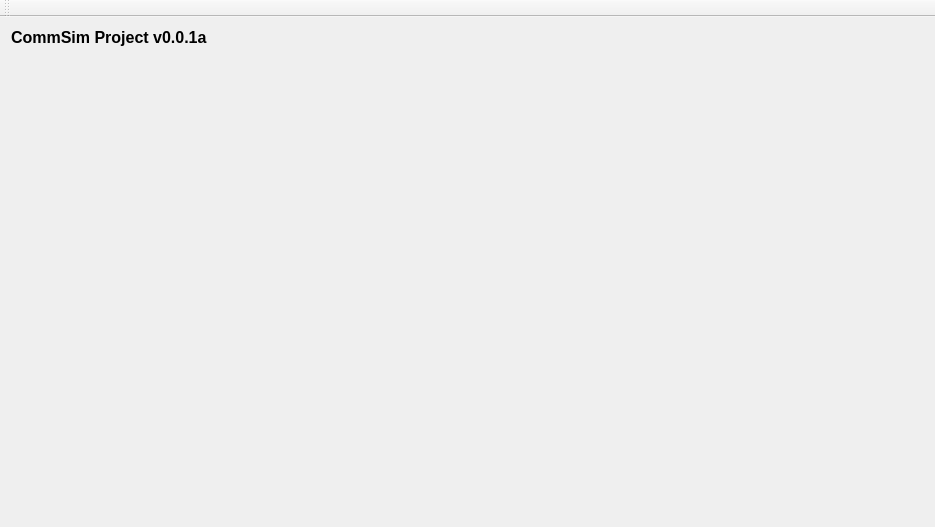
The window that CommSimCpp/mainwindow.ui (ShadowsHax/CommSim) describes before a commit, drawn with Qt 5.
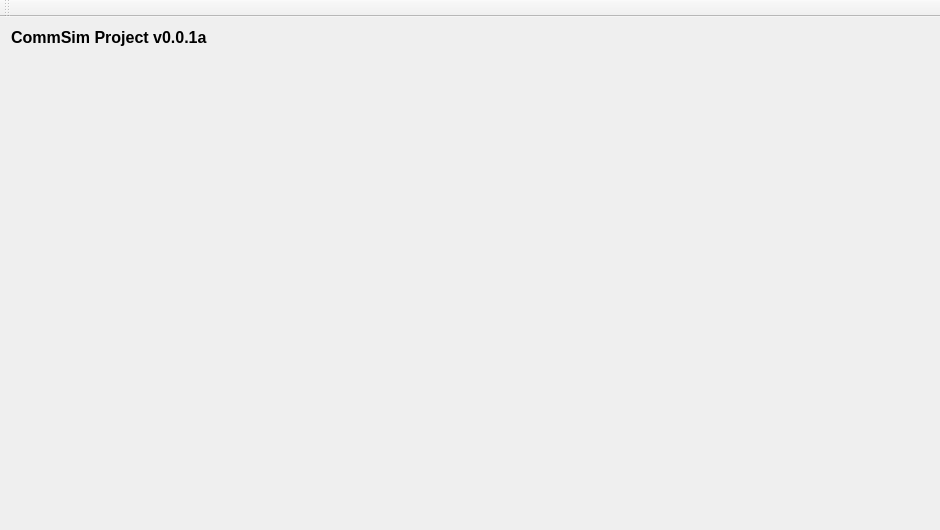
The same window after the commit.

Patch:
```diff
--- a/CommSimCpp/mainwindow.ui
+++ b/CommSimCpp/mainwindow.ui
@@ -6,8 +6,8 @@
    <rect>
     <x>0</x>
     <y>0</y>
-    <width>935</width>
-    <height>527</height>
+    <width>940</width>
+    <height>530</height>
    </rect>
   </property>
   <property name="windowTitle">
```
Left out of the diff: 2 changed lines with no effect on the pictures.
